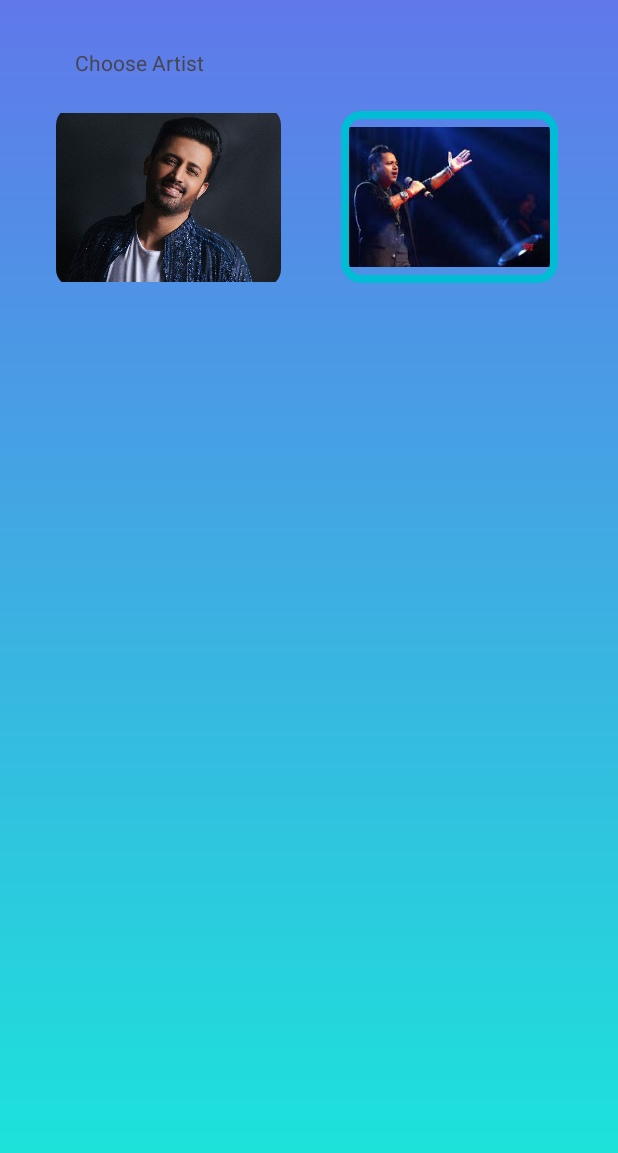
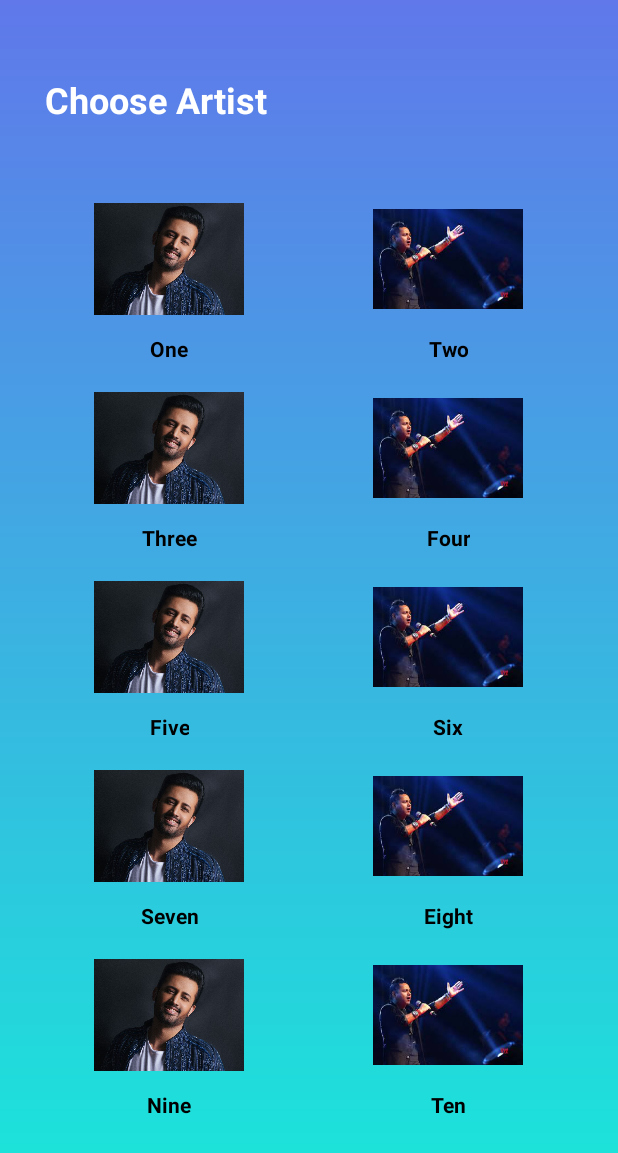
Before and after one commit to rutika005/Vibes, an Android app: the Chooseartist screen opened directly, with no data from a screen before it, on a phone screen of 412 x 824 dp. Shown: the top 1153 px of the screen. Run offline under Robolectric (Android 15) with nearby library versions, the phone set to English and light mode, and no system bars; Roboto replaces fonts that are not available here.

Commit message:
- add grid view

```diff
--- a/app/build.gradle.kts
+++ b/app/build.gradle.kts
@@ -32,6 +32,10 @@ android {
     kotlinOptions {
         jvmTarget = "1.8"
     }
+
+    buildFeatures {
+        viewBinding = true
+    }
 }
 dependencies {
     implementation("com.google.android.material:material:1.6.0")
--- a/app/src/main/java/com/example/vibes/Chooseartist.kt
+++ b/app/src/main/java/com/example/vibes/Chooseartist.kt
@@ -1,20 +1,56 @@
 package com.example.vibes
 
 import android.os.Bundle
+import android.widget.AdapterView
+import android.widget.GridView
+import android.widget.Toast
 import androidx.activity.enableEdgeToEdge
 import androidx.appcompat.app.AppCompatActivity
 import androidx.core.view.ViewCompat
 import androidx.core.view.WindowInsetsCompat
+import com.example.vibes.adapter.GridAdapter
 
 class Chooseartist : AppCompatActivity() {
+
+    lateinit var gridView: GridView
+    private var numberNames = arrayOf(
+        "One", "Two", "Three", "Four", "Five",
+        "Six", "Seven", "Eight", "Nine", "Ten"
+    )
+    private var numberImages = intArrayOf(
+        R.drawable.atif_aslam,
+        R.drawable.kk,
+        R.drawable.atif_aslam,
+        R.drawable.kk,
+        R.drawable.atif_aslam,
+        R.drawable.kk,
+        R.drawable.atif_aslam,
+        R.drawable.kk,
+        R.drawable.atif_aslam,
+        R.drawable.kk,
+    )
+
     override fun onCreate(savedInstanceState: Bundle?) {
         super.onCreate(savedInstanceState)
-        enableEdgeToEdge()
+
         setContentView(R.layout.activity_chooseartist)
-        ViewCompat.setOnApplyWindowInsetsListener(findViewById(R.id.main)) { v, insets ->
-            val systemBars = insets.getInsets(WindowInsetsCompat.Type.systemBars())
-            v.setPadding(systemBars.left, systemBars.top, systemBars.right, systemBars.bottom)
-            insets
+
+        title = "Grid View"
+
+        gridView = findViewById(R.id.gridView)
+
+        val mainAdapter = GridAdapter(
+            context = this,
+            numbersInWords = numberNames,
+            numberImage = numberImages
+        )
+
+        gridView.adapter = mainAdapter
+        gridView.onItemClickListener = AdapterView.OnItemClickListener { _, _, position, _ ->
+            Toast.makeText(
+                applicationContext, "You CLicked " + numberNames[+position],
+                Toast.LENGTH_SHORT
+            ).show()
         }
     }
 }
--- a/app/src/main/java/com/example/vibes/Login.kt
+++ b/app/src/main/java/com/example/vibes/Login.kt
@@ -31,10 +31,10 @@ class Login : AppCompatActivity() {
         }
 
 
-//        btnlogin.setOnClickListener{
-//            val i =Intent(this,Signup::class.java)
-//            startActivity(i)
-//        }
+        btnlogin.setOnClickListener{
+            val i =Intent(this,Chooseartist::class.java)
+            startActivity(i)
+        }
 
     }
 }
--- /dev/null
+++ b/app/src/main/java/com/example/vibes/adapter/GridAdapter.kt
@@ -0,0 +1,49 @@
+package com.example.vibes.adapter
+
+import android.content.Context
+import android.view.LayoutInflater
+import android.view.View
+import android.view.ViewGroup
+import android.widget.BaseAdapter
+import android.widget.ImageView
+import android.widget.TextView
+import com.example.vibes.R
+
+class GridAdapter(
+    private val context: Context,
+    private val numbersInWords: Array<String>,
+    private val numberImage: IntArray
+) : BaseAdapter() {
+
+    private var layoutInflater: LayoutInflater? = null
+    private lateinit var imageView: ImageView
+    private lateinit var textView: TextView
+
+    override fun getCount(): Int {
+        return numbersInWords.size
+    }
+
+    override fun getItem(position: Int): Any? {
+        return null
+    }
+
+    override fun getItemId(position: Int): Long {
+        return 0
+    }
+
+    override fun getView(position: Int, convertView: View?, parent: ViewGroup?): View {
+        var convertView = convertView
+        if (layoutInflater == null) {
+            layoutInflater =
+                context.getSystemService(Context.LAYOUT_INFLATER_SERVICE) as LayoutInflater
+        }
+        if (convertView == null) {
+            convertView = layoutInflater!!.inflate(R.layout.grid_item, null)
+        }
+        imageView = convertView!!.findViewById(R.id.imageView)
+        textView = convertView.findViewById(R.id.textView)
+        imageView.setImageResource(numberImage[position])
+        textView.text = numbersInWords[position]
+        return convertView
+    }
+}
--- a/app/src/main/res/layout/activity_chooseartist.xml
+++ b/app/src/main/res/layout/activity_chooseartist.xml
@@ -1,56 +1,33 @@
 <?xml version="1.0" encoding="utf-8"?>
-<ScrollView
-    xmlns:android="http://schemas.android.com/apk/res/android"
+<androidx.constraintlayout.widget.ConstraintLayout xmlns:android="http://schemas.android.com/apk/res/android"
     xmlns:app="http://schemas.android.com/apk/res-auto"
+    xmlns:tools="http://schemas.android.com/tools"
+    android:id="@+id/main"
     android:layout_width="match_parent"
     android:layout_height="match_parent"
     android:background="@drawable/gradient_background"
-    xmlns:tools="http://schemas.android.com/tools">
-
-    <androidx.constraintlayout.widget.ConstraintLayout
-        android:layout_width="match_parent"
-        android:layout_height="wrap_content"
     tools:context=".Chooseartist">
 
     <TextView
-            android:id="@+id/tvChooseArtist"
+        android:id="@+id/tvChooseartist"
         android:layout_width="wrap_content"
         android:layout_height="wrap_content"
-            android:layout_marginStart="50dp"
-            android:layout_marginTop="32dp"
         android:text="Choose Artist"
+        android:textColor="@color/white"
+        android:textSize="24sp"
+        android:textStyle="bold"
+        android:layout_marginTop="50dp"
+        android:layout_marginStart="30dp"
         app:layout_constraintStart_toStartOf="parent"
         app:layout_constraintTop_toTopOf="parent" />
 
-        <com.google.android.material.imageview.ShapeableImageView
-            android:id="@+id/imvCornerStroke"
-            android:layout_width="150dp"
-            android:layout_height="120dp"
-            android:layout_marginTop="20dp"
-            android:src="@drawable/atif_aslam"
-            app:layout_constraintEnd_toEndOf="@id/tvChooseArtist"
-            app:layout_constraintEnd_toStartOf="@+id/imvCornerRadiusWithStroke"
-            app:layout_constraintStart_toStartOf="parent"
-            app:layout_constraintTop_toBottomOf="@+id/tvChooseArtist"
-            app:shapeAppearanceOverlay="@style/RoundedSquare"
-            tools:ignore="MissingConstraints" />
-
-        <com.google.android.material.imageview.ShapeableImageView
-            android:id="@+id/imvCornerRadiusWithStroke"
-            android:layout_width="150dp"
-            android:layout_height="120dp"
-            android:layout_marginTop="20dp"
-            android:padding="5dp"
-            android:src="@drawable/kk"
-            app:layout_constraintEnd_toEndOf="parent"
-            app:layout_constraintHorizontal_bias="0.5"
-            app:layout_constraintStart_toEndOf="@+id/imvCornerStroke"
-            app:layout_constraintTop_toBottomOf="@+id/tvChooseArtist"
-            app:shapeAppearanceOverlay="@style/RoundedSquare"
-            app:strokeColor="#00BCD4"
-            app:strokeWidth="5dp"
-            tools:ignore="MissingConstraints" />
+    <GridView
+        android:id="@+id/gridView"
+        android:layout_width="match_parent"
+        android:layout_height="match_parent"
+        android:numColumns="2"
+        android:padding="20dp"
+        android:layout_marginTop="99dp"
+        app:layout_constraintTop_toBottomOf="@+id/tvChooseartist" />
 
 </androidx.constraintlayout.widget.ConstraintLayout>
-
-</ScrollView>
--- /dev/null
+++ b/app/src/main/res/layout/grid_item.xml
@@ -0,0 +1,26 @@
+<?xml version="1.0" encoding="utf-8"?>
+<LinearLayout
+    xmlns:android="http://schemas.android.com/apk/res/android"
+    android:layout_width="wrap_content"
+    android:layout_height="wrap_content"
+    xmlns:app="http://schemas.android.com/apk/res-auto"
+    android:orientation="vertical"
+    android:gravity="center"
+    android:padding="3dp"
+    app:shapeAppearanceOverlay="@style/RoundedSquare">
+
+    <ImageView
+        android:id="@+id/imageView"
+        android:layout_width="100dp"
+        android:layout_height="100dp" />
+    <TextView
+        android:textAlignment="center"
+        android:gravity="center"
+        android:id="@+id/textView"
+        android:layout_width="wrap_content"
+        android:layout_height="wrap_content"
+        android:text="Numbers"
+        android:textColor="@android:color/black"
+        android:textStyle="bold" />
+
+</LinearLayout>
--- a/app/src/main/res/values/custom_styles.xml
+++ b/app/src/main/res/values/custom_styles.xml
@@ -1,34 +1,6 @@
 <?xml version="1.0" encoding="utf-8"?>
 <resources>
-    <style name="Circular">
-        <item name="cornerSize">50%</item>
-    </style>
-
     <style name="RoundedSquare">
         <item name="cornerSize">10%</item>
     </style>
-
-    <style name="CornerCut">
-        <item name="cornerSize">15dp</item>
-        <item name="cornerFamily">cut</item>
-    </style>
-
-    <style name="DiamondCut">
-        <item name="cornerSize">75dp</item>
-        <item name="cornerFamily">cut</item>
-    </style>
-
-    <style name="SpecificCornerCut">
-        <item name="cornerSizeTopRight">75dp</item>
-        <item name="cornerFamilyTopRight">cut</item>
-        <item name="cornerSizeBottomLeft">75dp</item>
-        <item name="cornerFamilyBottomLeft">cut</item>
-    </style>
-
-    <style name="SpecificCornerRounded">
-        <item name="cornerSizeTopRight">75dp</item>
-        <item name="cornerFamilyTopRight">rounded</item>
-        <item name="cornerSizeBottomLeft">75dp</item>
-        <item name="cornerFamilyBottomLeft">rounded</item>
-    </style>
 </resources>
```
Lines whose indentation alone changed are shown as unchanged.
